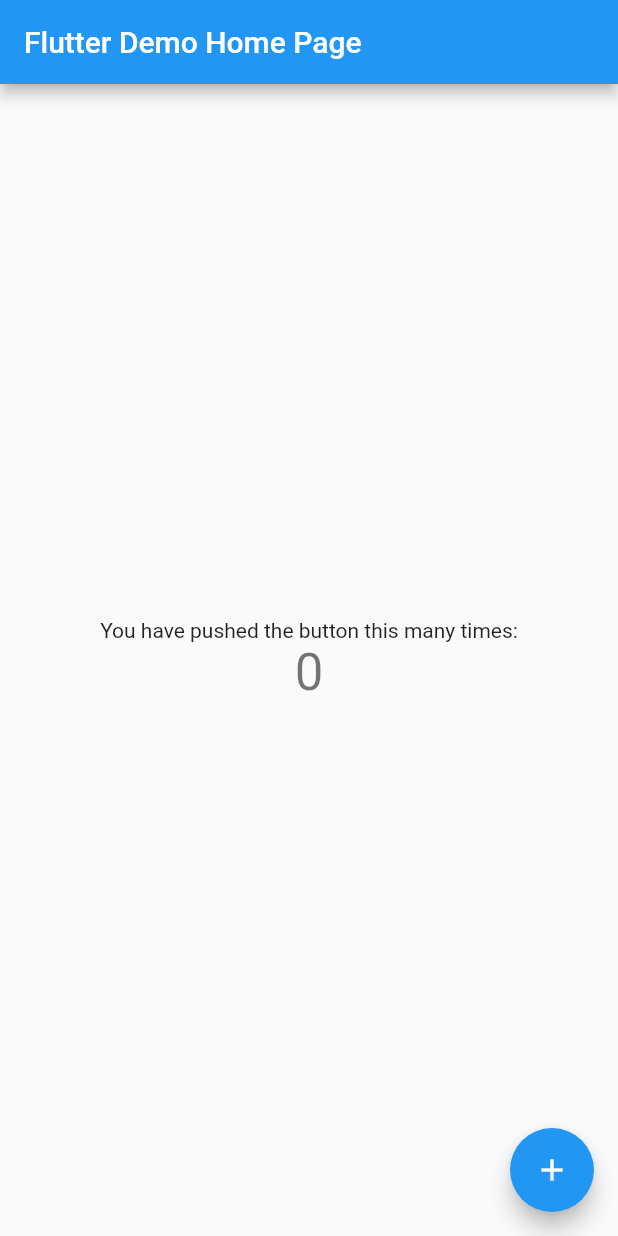
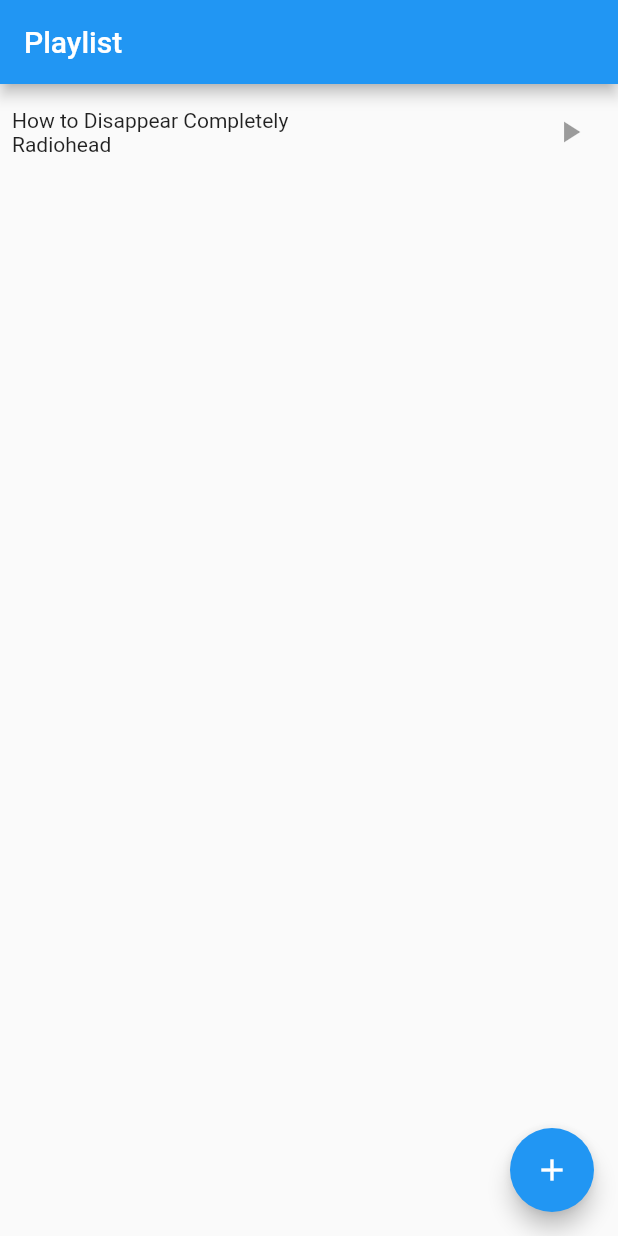
Before and after one commit to Ayush1325/playlist, a Flutter app: the screen it shows after launch, on a phone screen of 412 x 824 dp. Run offline on Flutter 3.47's test engine with Material 2 defaults, Android fonts, the phone set to English and light mode, and no system bars.

Commit message:
feat: added music_item.
body: Using dummy data currently. Can now display music_items in a list.

```diff
--- a/lib/main.dart
+++ b/lib/main.dart
@@ -1,4 +1,7 @@
 import 'package:flutter/material.dart';
+import 'music_item.dart';
+
+final dummy = {'name': "How to Disappear Completely", 'artist': "Radiohead", 'url': "https://firebasestorage.googleapis.com/v0/b/playlist-7fe8a.appspot.com/o/Plalist_For_The_Dead%2F01_How_to_Disappear_Completely.mp3?alt=media&token=7059f2c6-aa45-445f-b7fd-c3cab61c46bd"};
 
 void main() => runApp(MyApp());
 
@@ -10,7 +13,7 @@ class MyApp extends StatelessWidget {
       theme: ThemeData(
         primarySwatch: Colors.blue,
       ),
-      home: MyHomePage(title: 'Flutter Demo Home Page'),
+      home: MyHomePage(title: 'Playlist'),
     );
   }
 }
@@ -24,13 +27,6 @@ class MyHomePage extends StatefulWidget {
 }
 
 class _MyHomePageState extends State<MyHomePage> {
-  int _counter = 0;
-
-  void _incrementCounter() {
-    setState(() {
-      _counter++;
-    });
-  }
 
   @override
   Widget build(BuildContext context) {
@@ -38,22 +34,14 @@ class _MyHomePageState extends State<MyHomePage> {
       appBar: AppBar(
         title: Text(widget.title),
       ),
-      body: Center(
-        child: Column(
-          mainAxisAlignment: MainAxisAlignment.center,
-          children: <Widget>[
-            Text(
-              'You have pushed the button this many times:',
-            ),
-            Text(
-              '$_counter',
-              style: Theme.of(context).textTheme.display1,
-            ),
-          ],
-        ),
+      body: ListView.builder(
+        itemCount: 1,
+        itemBuilder: (BuildContext context, int index) {
+          return MusicItem(name: dummy['name'], artist: dummy['artist'],);
+        },
       ),
       floatingActionButton: FloatingActionButton(
-        onPressed: _incrementCounter,
+        onPressed: null,
         tooltip: 'Increment',
         child: Icon(Icons.add),
       ), // This trailing comma makes auto-formatting nicer for build methods.
--- /dev/null
+++ b/lib/music_item.dart
@@ -0,0 +1,37 @@
+import 'package:flutter/material.dart';
+
+class MusicItem extends StatefulWidget {
+  MusicItem({Key key, this.name, this.artist}): super(key: key);
+  final String name;
+  final String artist;
+
+  @override
+  _MusicItem createState() => _MusicItem();
+}
+
+class _MusicItem extends State<MusicItem> {
+
+  @override
+  Widget build(BuildContext context) {
+    return Padding(
+      padding: const EdgeInsets.all(8.0),
+      child: Row(
+        crossAxisAlignment: CrossAxisAlignment.center,
+        mainAxisAlignment: MainAxisAlignment.spaceBetween,
+        children: <Widget>[
+          Column(
+            crossAxisAlignment: CrossAxisAlignment.start,
+            children: <Widget>[
+              Text(widget.name),
+              Text(widget.artist),
+            ],
+          ),
+          IconButton(
+            icon: Icon(Icons.play_arrow),
+            onPressed: null,
+          ),
+        ],
+      ),
+    );
+  }
+}
```
